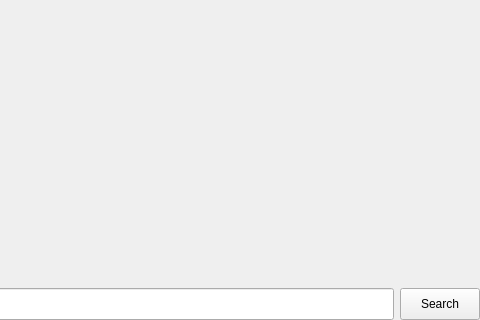
Old version of the form ui/list.ui in the repository viur-framework/viur-admin; both pictures show x 291 to 771 and y 205 to 525 of the 771 by 525 pixel window.
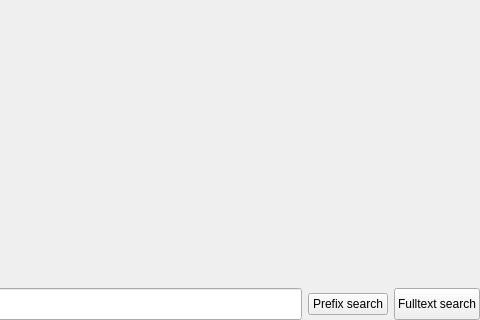
New version of the form. Icons and pictures are not drawn.

Commit message: Improved the prefix search by adding a dedicated button indicating by its enabled/disabled state if the functionality is avaiable

The edit to the form file:
```diff
--- a/ui/list.ui
+++ b/ui/list.ui
@@ -42,6 +42,17 @@
        </property>
       </widget>
      </item>
+     <item>
+      <widget class="QPushButton" name="btnPrefixSearch">
+       <property name="text">
+        <string>Prefix search</string>
+       </property>
+       <property name="icon">
+        <iconset>
+         <normaloff>icons/actions/search.svg</normaloff>icons/actions/search.svg</iconset>
+       </property>
+      </widget>
+     </item>
      <item>
       <widget class="QPushButton" name="searchBTN">
        <property name="minimumSize">
@@ -51,7 +62,7 @@
         </size>
        </property>
        <property name="text">
-        <string>Search</string>
+        <string>Fulltext search</string>
        </property>
        <property name="icon">
         <iconset>
```
The commit also changes 5 other files.
